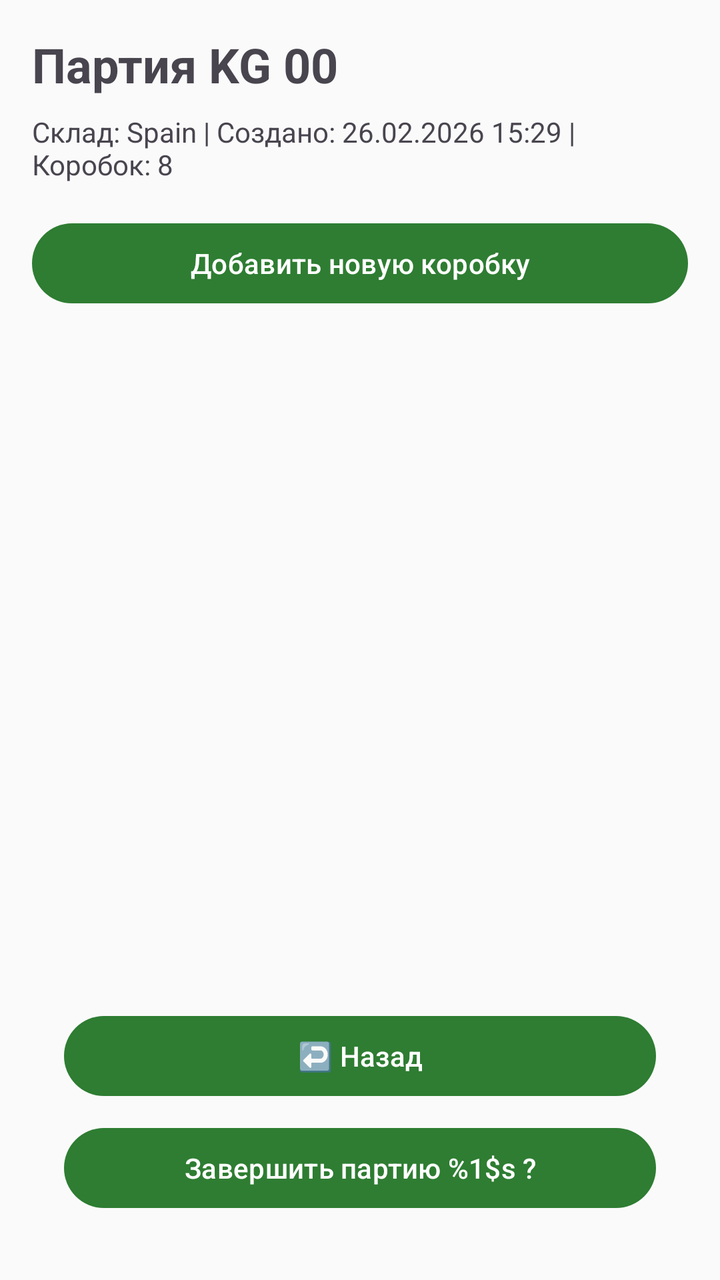
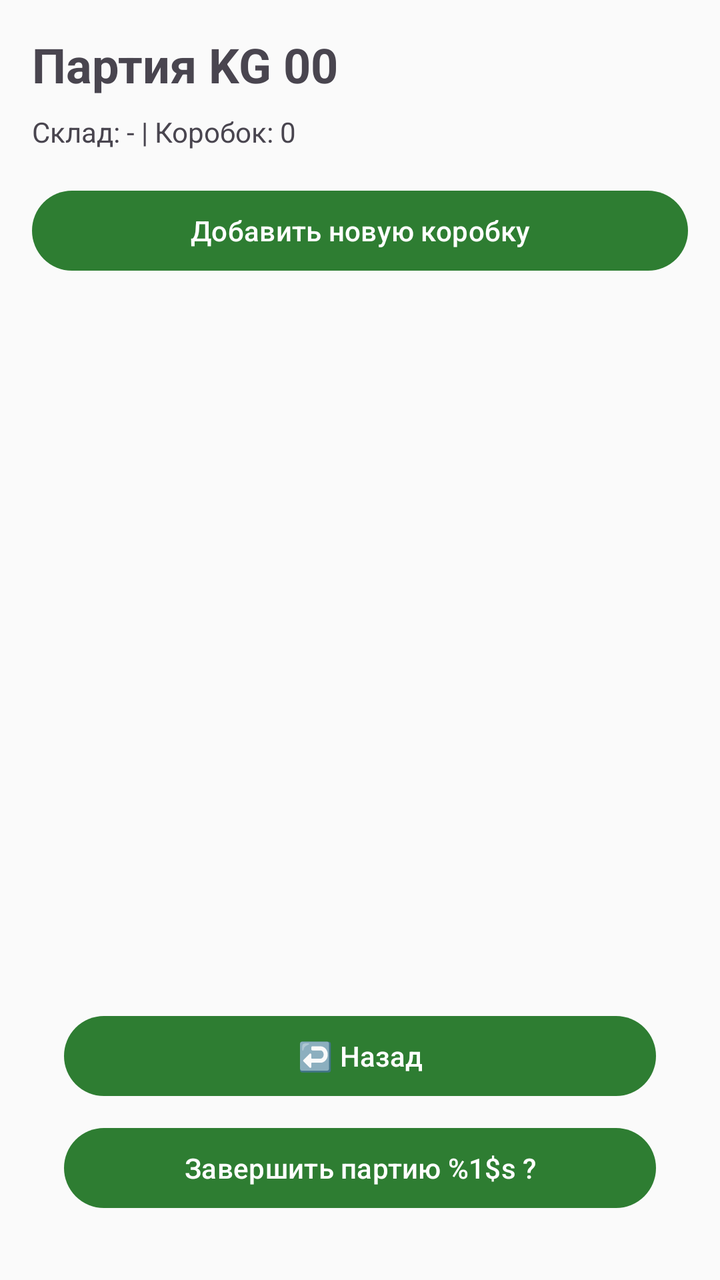

The first picture is an Android layout as it rendered before a commit; the second is the same layout after the commit. The layout source and the unified diff follow.
<!-- AndroidManifest.xml: application theme Theme.FastScan -->
<!-- res/layout/fragment_party_detail.xml -->
<androidx.constraintlayout.widget.ConstraintLayout
    xmlns:android="http://schemas.android.com/apk/res/android"
    xmlns:app="http://schemas.android.com/apk/res-auto"
    android:layout_width="match_parent"
    android:layout_height="match_parent"
    android:padding="16dp">
    <TextView
        android:id="@+id/tvTitle"
        android:layout_width="wrap_content"
        android:layout_height="wrap_content"
        android:text="Партия KG 00"
        android:textSize="24sp"
        android:textStyle="bold"
        app:layout_constraintTop_toTopOf="parent"
        app:layout_constraintStart_toStartOf="parent" />
    <TextView
        android:id="@+id/tvInfo"
        android:layout_width="wrap_content"
        android:layout_height="wrap_content"
        android:text="Склад: Spain | Создано: 26.02.2026 15:29 | Коробок: 8"
        android:layout_marginTop="8dp"
        app:layout_constraintTop_toBottomOf="@id/tvTitle"
        app:layout_constraintStart_toStartOf="parent" />
    <Button
        android:id="@+id/btnAddBox"
        android:layout_width="0dp"
        android:layout_height="wrap_content"
        android:text="@string/add_new_box"
        app:layout_constraintTop_toBottomOf="@id/tvInfo"
        app:layout_constraintStart_toStartOf="parent"
        app:layout_constraintEnd_toEndOf="parent"
        android:layout_marginTop="16dp" />
    <androidx.recyclerview.widget.RecyclerView
        android:id="@+id/rvBoxes"
        android:layout_width="0dp"
        android:layout_height="0dp"
        app:layout_constraintTop_toBottomOf="@id/btnAddBox"
        app:layout_constraintBottom_toTopOf="@id/btnFinishParty"
        app:layout_constraintStart_toStartOf="parent"
        app:layout_constraintEnd_toEndOf="parent"
        android:layout_marginTop="16dp" />

    <Button
        android:id="@+id/btnFinishParty"
        android:layout_width="0dp"
        android:layout_height="wrap_content"
        android:text="@string/finish_part_property"
        android:layout_marginBottom="16dp"
        android:layout_marginHorizontal="16dp"
        app:layout_constraintBottom_toBottomOf="parent"
        app:layout_constraintStart_toStartOf="parent"
        app:layout_constraintEnd_toEndOf="parent" />
    
    <Button
        android:id="@+id/btnBack"
        android:layout_width="0dp"
        android:layout_height="wrap_content"
        android:text="@string/back"
        android:layout_marginBottom="8dp"
        android:layout_marginHorizontal="16dp"
        app:layout_constraintBottom_toTopOf="@id/btnFinishParty"
        app:layout_constraintStart_toStartOf="parent"
        app:layout_constraintEnd_toEndOf="parent" />
    <WebView
        android:id="@+id/webViewPrint"
        android:layout_width="0dp"
        android:layout_height="0dp"
        android:visibility="gone"
        app:layout_constraintTop_toTopOf="parent"
        app:layout_constraintBottom_toBottomOf="parent"
        app:layout_constraintStart_toStartOf="parent"
        app:layout_constraintEnd_toEndOf="parent" />
    <ProgressBar
        android:id="@+id/progressBar"
        android:layout_width="wrap_content"
        android:layout_height="wrap_content"
        android:visibility="gone"
        app:layout_constraintTop_toTopOf="parent"
        app:layout_constraintBottom_toBottomOf="parent"
        app:layout_constraintStart_toStartOf="parent"
        app:layout_constraintEnd_toEndOf="parent" />
</androidx.constraintlayout.widget.ConstraintLayout>
<!-- resources referenced by this layout -->
<resources>
  <string name="add_new_box">Добавить новую коробку</string>
  <string name="back">↩️ Hазад</string>
  <string name="finish_part_property">Завершить партию %1$s ?</string>
  <style name="Theme.FastScan" parent="Theme.Material3.DayNight.NoActionBar">
  
          
          <item name="colorPrimary">@color/app_primary</item>
          <item name="colorPrimaryVariant">@color/app_primary_dark</item>
          <item name="colorOnPrimary">@color/app_on_primary</item>
  
          <item name="colorSecondary">@color/app_primary</item>
          <item name="colorOnSecondary">@color/app_on_primary</item>
          <item name="colorSurface">@color/app_surface</item>
          <item name="colorOnSurface">@color/app_text_primary</item>
          <item name="colorOnSurfaceVariant">@color/app_text_secondary</item>
          <item name="colorOutline">@color/card_stroke</item>
          <item name="android:colorBackground">@color/app_background</item>
          <item name="android:windowBackground">@color/app_background</item>
          <item name="android:navigationBarColor">@color/app_surface</item>
  
          
          <item name="android:statusBarColor">@color/app_primary_dark</item>
          <item name="android:windowLightStatusBar">false</item>
  
      </style>
  <color name="app_primary">#2E7D32</color>
  <color name="app_primary_dark">#1B5E20</color>
  <color name="app_on_primary">#FFFFFF</color>
  <color name="app_surface">#FFFFFF</color>
  <color name="app_text_primary">#212121</color>
  <color name="app_text_secondary">#616161</color>
  <color name="card_stroke">#D7DDD8</color>
  <color name="app_background">#FAFAFA</color>
</resources>

<!-- the commit's change to res/layout/fragment_party_detail.xml (unified diff, before → after) -->
@@ -17,7 +17,7 @@
         android:id="@+id/tvInfo"
         android:layout_width="wrap_content"
         android:layout_height="wrap_content"
-        android:text="Склад: Spain | Создано: 26.02.2026 15:29 | Коробок: 8"
+        android:text="@string/party_detail_info_placeholder"
         android:layout_marginTop="8dp"
         app:layout_constraintTop_toBottomOf="@id/tvTitle"
         app:layout_constraintStart_toStartOf="parent" />
<!-- resource entries referenced after the edit -->
@@ -3,6 +3,7 @@
   <string name="add_new_box">Добавить новую коробку</string>
   <string name="back">↩️ Hазад</string>
   <string name="finish_part_property">Завершить партию %1$s ?</string>
+  <string name="party_detail_info_placeholder">Склад: - | Коробок: 0</string>
   <style name="Theme.FastScan" parent="Theme.Material3.DayNight.NoActionBar">
   
           
